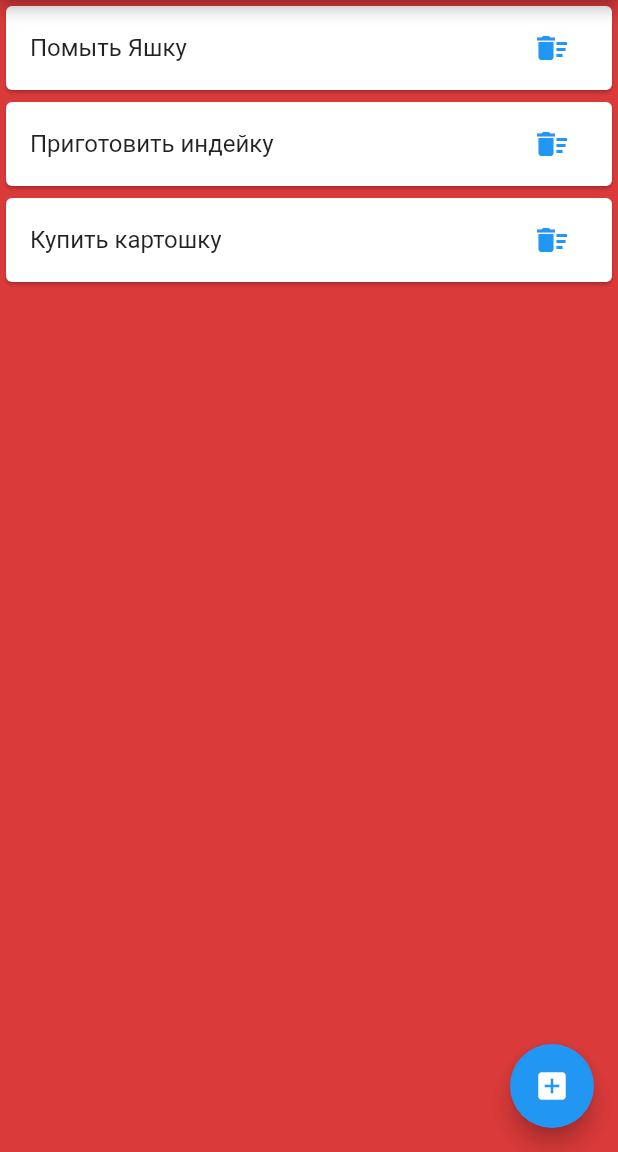
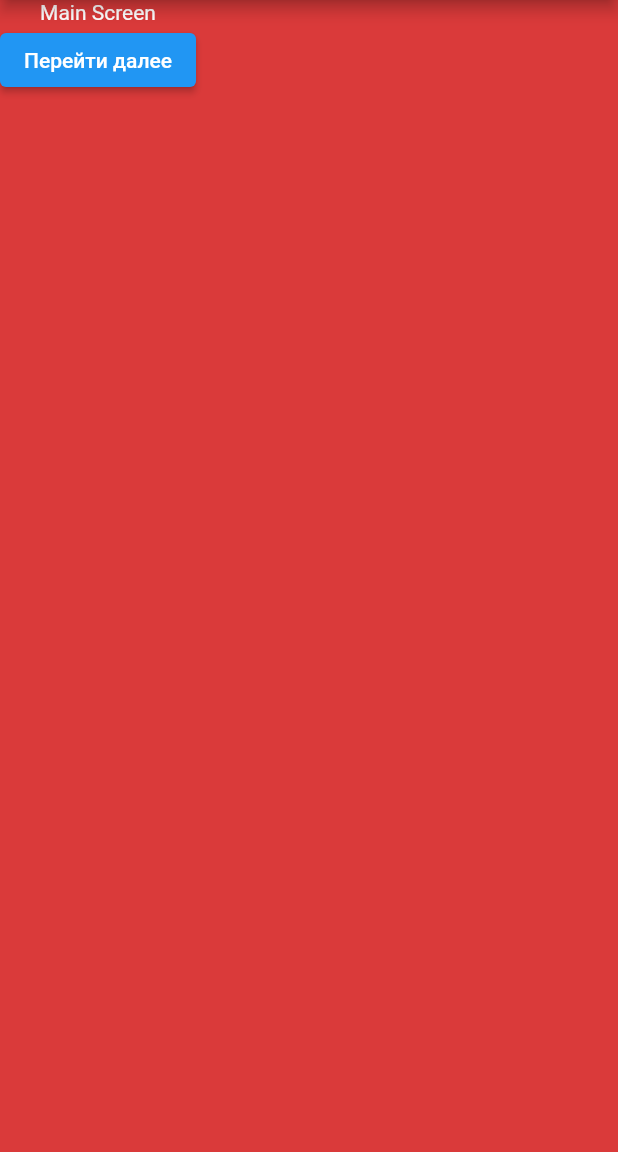
Before and after one commit to IlnurShabanov/To-Do_List, a Flutter app: the screen it shows after launch, on a phone screen of 412 x 824 dp, the part 84-1236 px from its top. Run offline on Flutter 3.47's test engine with Material 2 defaults, Android fonts, the phone set to English and light mode, and no system bars.

```diff
--- /dev/null
+++ b/to_do_list/lib/pages/main_screen.dart
@@ -0,0 +1,32 @@
+import 'package:flutter/material.dart';
+
+class MainScreen extends StatelessWidget {
+  const MainScreen({super.key});
+
+  @override
+  Widget build(BuildContext context) {
+    return Scaffold(
+      backgroundColor: Color.fromARGB(255, 218, 58, 58),
+      appBar: AppBar(
+        title: Text('Список дел'),
+        centerTitle: true,
+      ),
+      body: Column(
+        children: [
+        Text('Main Screen', style: TextStyle(color: Colors.white),),
+        ElevatedButton(onPressed: () {
+          // Переход между страницами можно осуществлять
+          // с помощью метода Navigator и его функций
+          // с помощью функции pushNamed мы накладываем один слой на другой
+          // и дополнительно создается кнопка перехода назад
+          Navigator.pushNamed(context, '/to_do_list');
+          // также есть функция pushNamedAndRemoveUntil, которая
+          // может стереть предыдущий слой( предыдущую страницу приложения)
+          // pushReplacementNamed не оставляет способа вернуться назад
+          // можно только создать новую кнопку
+        }, child: Text('Перейти далее'))
+      ],
+      )
+       );
+  }
+}
```
Also changed, not shown: to_do_list/lib/main.dart (+7 -1 lines), to_do_list/lib/pages/home.dart (+26 -0 lines).
